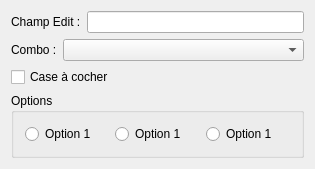
Old version of the form mainwindow.ui in the repository PyrosBrother/DemoBugFenetre.
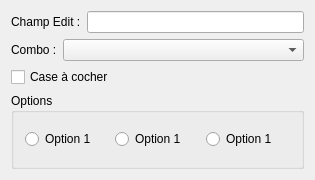
New version of the form.

```diff
--- a/mainwindow.ui
+++ b/mainwindow.ui
@@ -7,9 +7,27 @@
     <x>0</x>
     <y>0</y>
     <width>315</width>
-    <height>169</height>
+    <height>180</height>
    </rect>
   </property>
+  <property name="sizePolicy">
+   <sizepolicy hsizetype="Preferred" vsizetype="Fixed">
+    <horstretch>0</horstretch>
+    <verstretch>0</verstretch>
+   </sizepolicy>
+  </property>
+  <property name="minimumSize">
+   <size>
+    <width>0</width>
+    <height>180</height>
+   </size>
+  </property>
+  <property name="maximumSize">
+   <size>
+    <width>16777215</width>
+    <height>180</height>
+   </size>
+  </property>
   <property name="windowTitle">
    <string>Démonstration problème de taille</string>
   </property>
```
